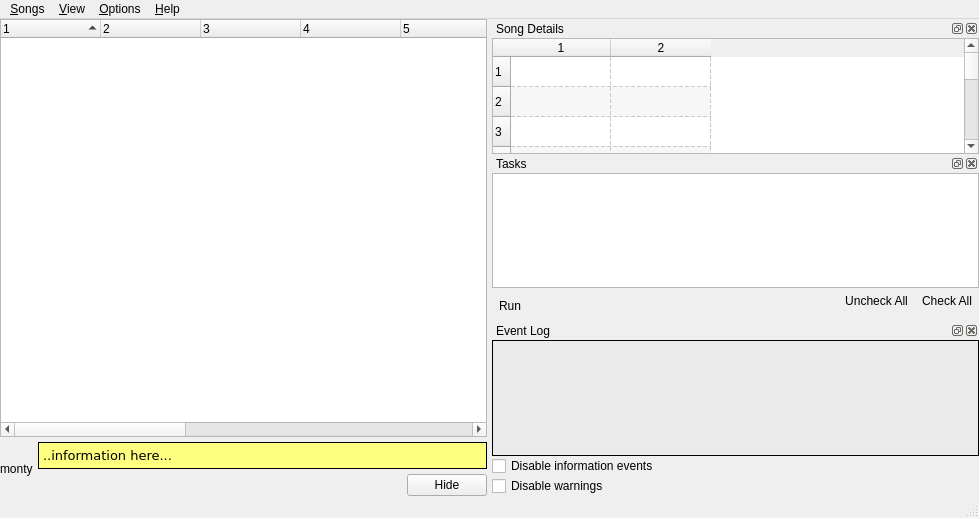
Above: uman/src/QUMainWindow.ui from UltraStar-Deluxe/UltraStar-Manager before the change. Below: the same form after it.
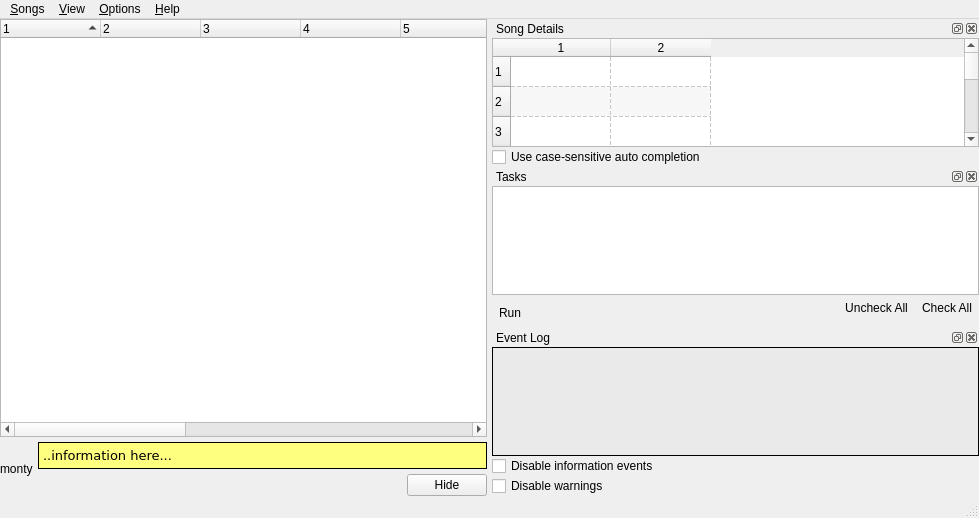
That is the form after the change. Icons and pictures are not drawn.

Commit message: - case-sensitive auto completion

```diff
--- a/uman/src/QUMainWindow.ui
+++ b/uman/src/QUMainWindow.ui
@@ -420,6 +420,13 @@
               <column/>
              </widget>
             </item>
+            <item>
+             <widget class="QCheckBox" name="completerChk" >
+              <property name="text" >
+               <string>Use case-sensitive auto completion</string>
+              </property>
+             </widget>
+            </item>
            </layout>
           </widget>
          </widget>
```
Left out of the diff: 13 changed lines with no effect on the pictures. The commit also changes 12 other files.
